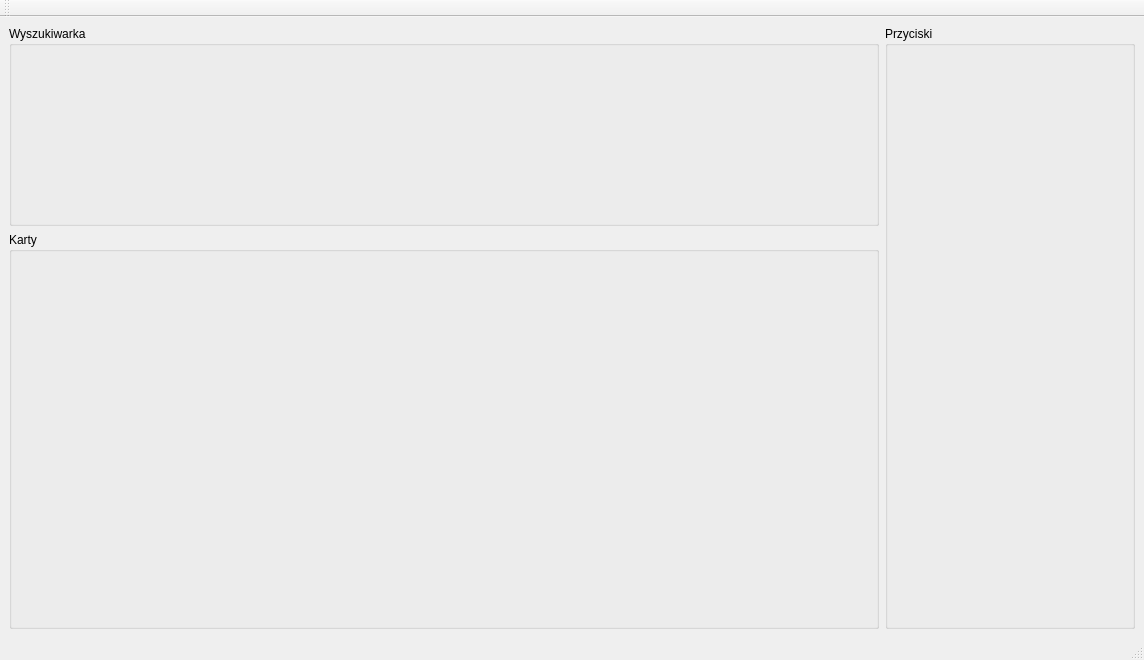
The window that mainwindow.ui (marcinwozniak0/BakcylProgramowania_2020) describes before a commit, drawn with Qt 5.
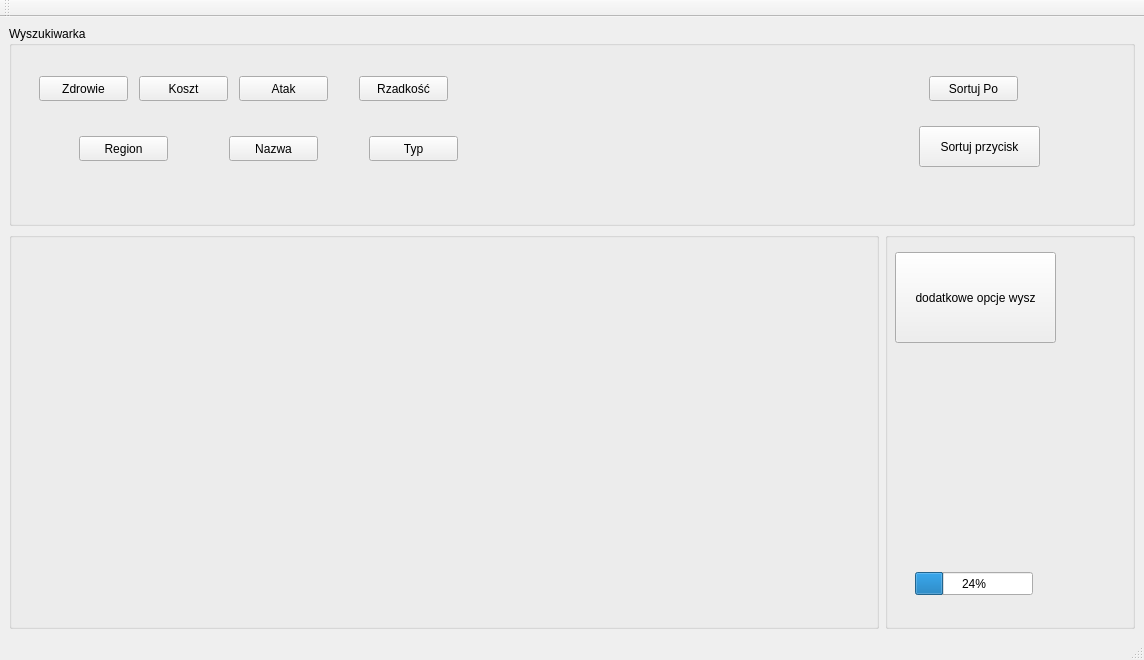
The same window after the commit.

Commit message: Create the basic templete to program

Diff of the .ui file:
```diff
--- a/mainwindow.ui
+++ b/mainwindow.ui
@@ -21,14 +21,53 @@
   </property>
   <widget class="QWidget" name="centralwidget">
    <layout class="QGridLayout" name="gridLayout">
+    <item row="1" column="1">
+     <widget class="QGroupBox" name="groupBox_3">
+      <property name="maximumSize">
+       <size>
+        <width>250</width>
+        <height>16777215</height>
+       </size>
+      </property>
+      <property name="title">
+       <string/>
+      </property>
+      <widget class="QPushButton" name="pushButton_10">
+       <property name="geometry">
+        <rect>
+         <x>10</x>
+         <y>20</y>
+         <width>161</width>
+         <height>91</height>
+        </rect>
+       </property>
+       <property name="text">
+        <string>dodatkowe opcje wysz</string>
+       </property>
+      </widget>
+      <widget class="QProgressBar" name="progressBar">
+       <property name="geometry">
+        <rect>
+         <x>30</x>
+         <y>340</y>
+         <width>118</width>
+         <height>23</height>
+        </rect>
+       </property>
+       <property name="value">
+        <number>24</number>
+       </property>
+      </widget>
+     </widget>
+    </item>
     <item row="1" column="0">
      <widget class="QGroupBox" name="groupBox_2">
       <property name="title">
-       <string>Karty</string>
+       <string/>
       </property>
      </widget>
     </item>
-    <item row="0" column="0">
+    <item row="0" column="0" colspan="2">
      <widget class="QGroupBox" name="groupBox">
       <property name="maximumSize">
        <size>
@@ -39,19 +78,123 @@
       <property name="title">
        <string>Wyszukiwarka</string>
       </property>
-     </widget>
-    </item>
-    <item row="0" column="1" rowspan="2">
-     <widget class="QGroupBox" name="groupBox_3">
-      <property name="maximumSize">
-       <size>
-        <width>250</width>
-        <height>16777215</height>
-       </size>
-      </property>
-      <property name="title">
-       <string>Przyciski</string>
-      </property>
+      <widget class="QPushButton" name="pushButton">
+       <property name="geometry">
+        <rect>
+         <x>30</x>
+         <y>50</y>
+         <width>89</width>
+         <height>25</height>
+        </rect>
+       </property>
+       <property name="text">
+        <string>Zdrowie</string>
+       </property>
+      </widget>
+      <widget class="QPushButton" name="pushButton_2">
+       <property name="geometry">
+        <rect>
+         <x>70</x>
+         <y>110</y>
+         <width>89</width>
+         <height>25</height>
+        </rect>
+       </property>
+       <property name="text">
+        <string>Region</string>
+       </property>
+      </widget>
+      <widget class="QPushButton" name="pushButton_3">
+       <property name="geometry">
+        <rect>
+         <x>130</x>
+         <y>50</y>
+         <width>89</width>
+         <height>25</height>
+        </rect>
+       </property>
+       <property name="text">
+        <string>Koszt</string>
+       </property>
+      </widget>
+      <widget class="QPushButton" name="pushButton_4">
+       <property name="geometry">
+        <rect>
+         <x>220</x>
+         <y>110</y>
+         <width>89</width>
+         <height>25</height>
+        </rect>
+       </property>
+       <property name="text">
+        <string>Nazwa</string>
+       </property>
+      </widget>
+      <widget class="QPushButton" name="pushButton_5">
+       <property name="geometry">
+        <rect>
+         <x>230</x>
+         <y>50</y>
+         <width>89</width>
+         <height>25</height>
+        </rect>
+       </property>
+       <property name="text">
+        <string>Atak</string>
+       </property>
+      </widget>
+      <widget class="QPushButton" name="pushButton_7">
+       <property name="geometry">
+        <rect>
+         <x>350</x>
+         <y>50</y>
+         <width>89</width>
+         <height>25</height>
+        </rect>
+       </property>
+       <property name="text">
+        <string>Rzadkość</string>
+       </property>
+      </widget>
+      <widget class="QPushButton" name="pushButton_8">
+       <property name="geometry">
+        <rect>
+         <x>360</x>
+         <y>110</y>
+         <width>89</width>
+         <height>25</height>
+        </rect>
+       </property>
+       <property name="text">
+        <string>Typ</string>
+       </property>
+      </widget>
+      <widget class="QPushButton" name="pushButton_6">
+       <property name="geometry">
+        <rect>
+         <x>920</x>
+         <y>50</y>
+         <width>89</width>
+         <height>25</height>
+        </rect>
+       </property>
+       <property name="text">
+        <string>Sortuj Po</string>
+       </property>
+      </widget>
+      <widget class="QPushButton" name="pushButton_9">
+       <property name="geometry">
+        <rect>
+         <x>910</x>
+         <y>100</y>
+         <width>121</width>
+         <height>41</height>
+        </rect>
+       </property>
+       <property name="text">
+        <string>Sortuj przycisk</string>
+       </property>
+      </widget>
      </widget>
     </item>
    </layout>
```
Left out of the diff: 2 changed lines with no effect on the pictures.
